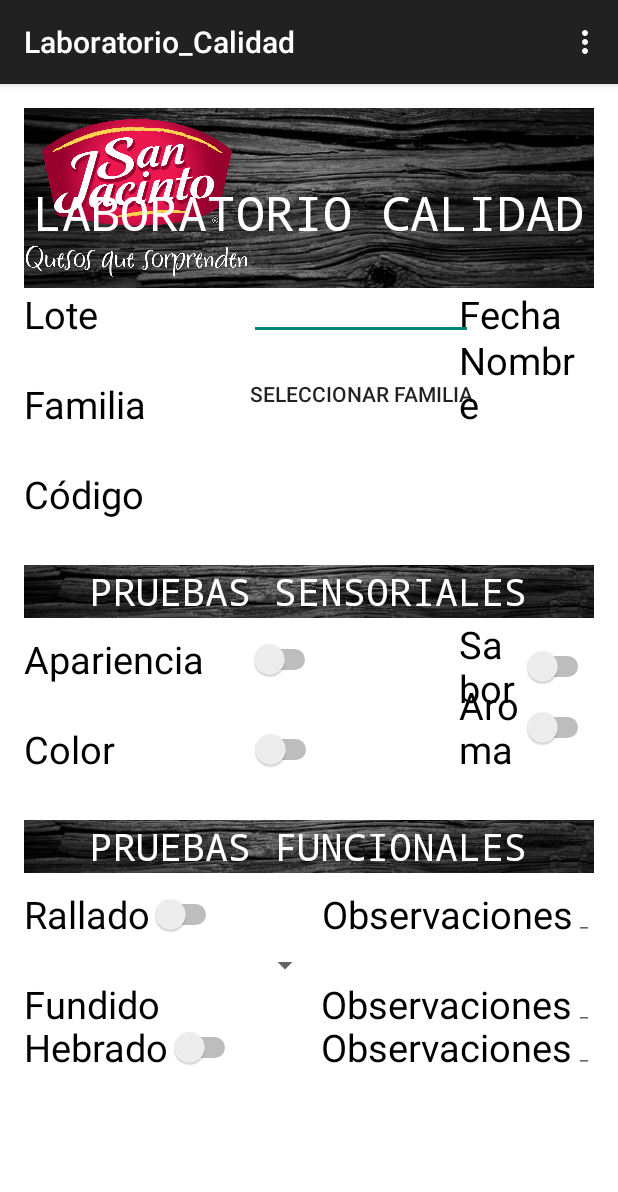
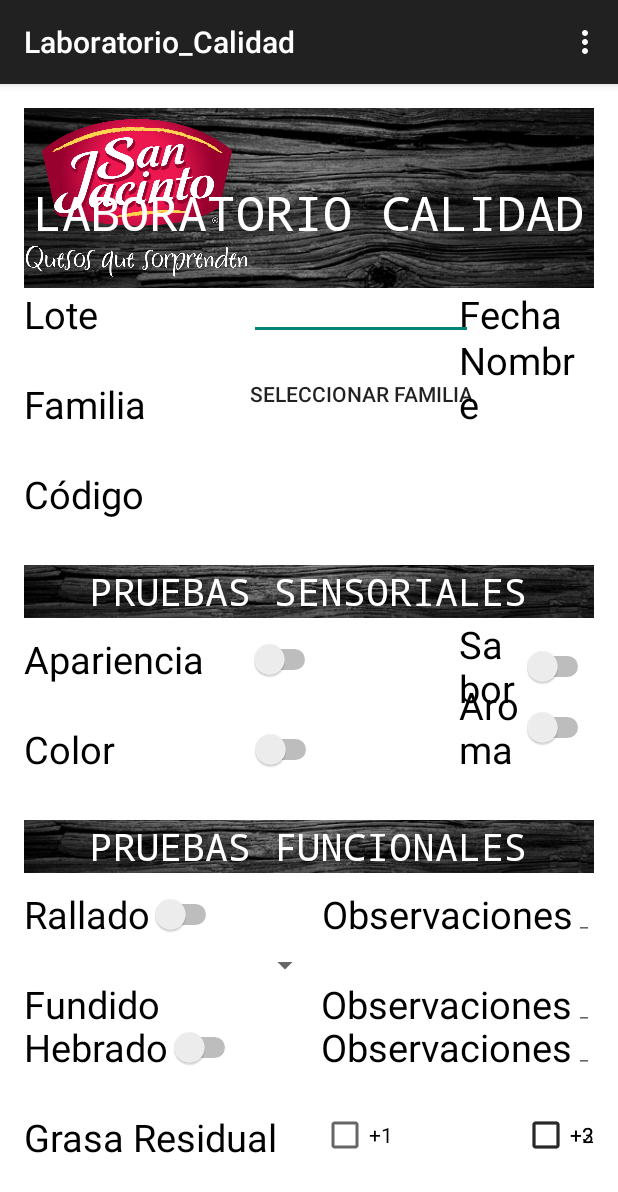
Before and after one commit to vicesp/SJAndroid, an Android app: the Laboratorio_Calidad screen opened directly, with no data from a screen before it, on a phone screen of 412 x 824 dp. Shown: the top 1192 px of the screen. Run offline under Robolectric (Android 15) with nearby library versions, the phone set to English and light mode, and no system bars; network calls fail.

Commit message:
xml laboratorio

```diff
--- a/GSJEtapa1/app/src/main/res/layout/laboratorio_calidad.xml
+++ b/GSJEtapa1/app/src/main/res/layout/laboratorio_calidad.xml
@@ -384,5 +384,47 @@
         android:layout_alignRight="@+id/editText8"
         android:layout_alignEnd="@+id/editText8" />
 
+    <TextView
+        android:layout_width="wrap_content"
+        android:layout_height="wrap_content"
+        android:text="Grasa Residual"
+        android:id="@+id/textView210"
+        android:textSize="25dp"
+        android:textColor="@android:color/black"
+        android:layout_below="@+id/editText9"
+        android:layout_alignParentLeft="true"
+        android:layout_alignParentStart="true"
+        android:layout_marginTop="25dp"/>
+
+    <CheckBox
+        android:layout_width="wrap_content"
+        android:layout_height="wrap_content"
+        android:text="+1"
+        android:id="@+id/checkBox"
+        android:layout_alignTop="@+id/textView210"
+        android:layout_alignLeft="@+id/textView209"
+        android:layout_alignStart="@+id/textView209"
+        android:checked="false" />
+
+    <CheckBox
+        android:layout_width="wrap_content"
+        android:layout_height="wrap_content"
+        android:text="+2"
+        android:id="@+id/checkBox2"
+        android:layout_alignBottom="@+id/checkBox"
+        android:layout_toLeftOf="@+id/fechaText1"
+        android:layout_toStartOf="@+id/fechaText1"
+        android:checked="false" />
+
+    <CheckBox
+        android:layout_width="wrap_content"
+        android:layout_height="wrap_content"
+        android:text="+3"
+        android:id="@+id/checkBox3"
+        android:layout_alignBottom="@+id/checkBox2"
+        android:layout_alignParentRight="true"
+        android:layout_alignParentEnd="true"
+        android:checked="false" />
+
 
 </RelativeLayout>
```
